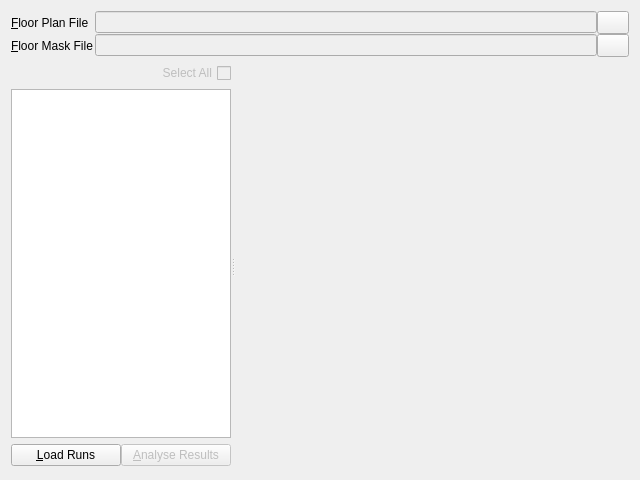
First picture: the form in app/src/tools/core/tabs/CollateResultsWidget.ui, repository dysonltd-zz/gts, before the edit.
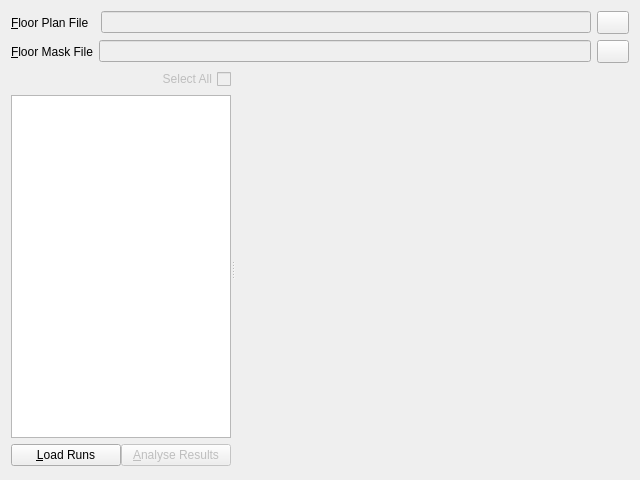
Second picture: the form after the edit. Icons and pictures are not drawn. Custom widgets are drawn as their Qt base class.

Commit message: Analysis Widget - better layout

Diff of the .ui file:
```diff
--- a/app/src/tools/core/tabs/CollateResultsWidget.ui
+++ b/app/src/tools/core/tabs/CollateResultsWidget.ui
@@ -10,15 +10,28 @@
     <height>480</height>
    </rect>
   </property>
+  <property name="sizePolicy">
+   <sizepolicy hsizetype="Expanding" vsizetype="Expanding">
+    <horstretch>0</horstretch>
+    <verstretch>0</verstretch>
+   </sizepolicy>
+  </property>
   <property name="windowTitle">
    <string>Form</string>
   </property>
-  <layout class="QVBoxLayout" name="verticalLayout_1">
-   <item>
-    <layout class="QGridLayout" name="gridLayout" rowstretch="0,0">
-     <property name="spacing">
-      <number>0</number>
-     </property>
+  <layout class="QGridLayout" name="gridLayout_3">
+   <item row="0" column="0">
+    <layout class="QGridLayout" name="gridLayout_2">
+     <item row="0" column="0">
+      <widget class="QLabel" name="floor_plan_file_label">
+       <property name="text">
+        <string>&amp;Floor Plan File  </string>
+       </property>
+       <property name="buddy">
+        <cstring>m_floorPlanFileNameEdit</cstring>
+       </property>
+      </widget>
+     </item>
      <item row="0" column="1">
       <widget class="QLineEdit" name="m_floorPlanFileNameEdit">
        <property name="enabled">
@@ -61,14 +74,11 @@
        </property>
       </widget>
      </item>
-     <item row="1" column="1">
-      <widget class="QLineEdit" name="m_floorMaskFileNameEdit">
-       <property name="enabled">
-        <bool>false</bool>
-       </property>
-      </widget>
-     </item>
-     <item row="1" column="0">
+    </layout>
+   </item>
+   <item row="1" column="0">
+    <layout class="QGridLayout" name="gridLayout">
+     <item row="0" column="0">
       <widget class="QLabel" name="floor_mask_file_label">
        <property name="text">
         <string>&amp;Floor Mask File</string>
@@ -78,7 +88,14 @@
        </property>
       </widget>
      </item>
-     <item row="1" column="2">
+     <item row="0" column="1">
+      <widget class="QLineEdit" name="m_floorMaskFileNameEdit">
+       <property name="enabled">
+        <bool>false</bool>
+       </property>
+      </widget>
+     </item>
+     <item row="0" column="2">
       <widget class="QToolButton" name="m_browseMaskBtn">
        <property name="enabled">
         <bool>true</bool>
@@ -110,24 +127,17 @@
        </property>
       </widget>
      </item>
-     <item row="0" column="0">
-      <widget class="QLabel" name="floor_plan_file_label">
-       <property name="text">
-        <string>&amp;Floor Plan File  </string>
-       </property>
-       <property name="buddy">
-        <cstring>m_floorPlanFileNameEdit</cstring>
-       </property>
-      </widget>
-     </item>
     </layout>
    </item>
-   <item>
+   <item row="2" column="0">
     <layout class="QHBoxLayout" name="horizontalLayout_splitter">
+     <property name="spacing">
+      <number>0</number>
+     </property>
      <item>
       <widget class="QSplitter" name="splitter">
        <property name="sizePolicy">
-        <sizepolicy hsizetype="Expanding" vsizetype="Preferred">
+        <sizepolicy hsizetype="Expanding" vsizetype="Expanding">
          <horstretch>0</horstretch>
          <verstretch>100</verstretch>
         </sizepolicy>
@@ -265,7 +275,7 @@
        </widget>
        <widget class="ImageView" name="m_analysisImage" native="true">
         <property name="sizePolicy">
-         <sizepolicy hsizetype="Preferred" vsizetype="Preferred">
+         <sizepolicy hsizetype="Expanding" vsizetype="Expanding">
           <horstretch>100</horstretch>
           <verstretch>100</verstretch>
          </sizepolicy>
```
